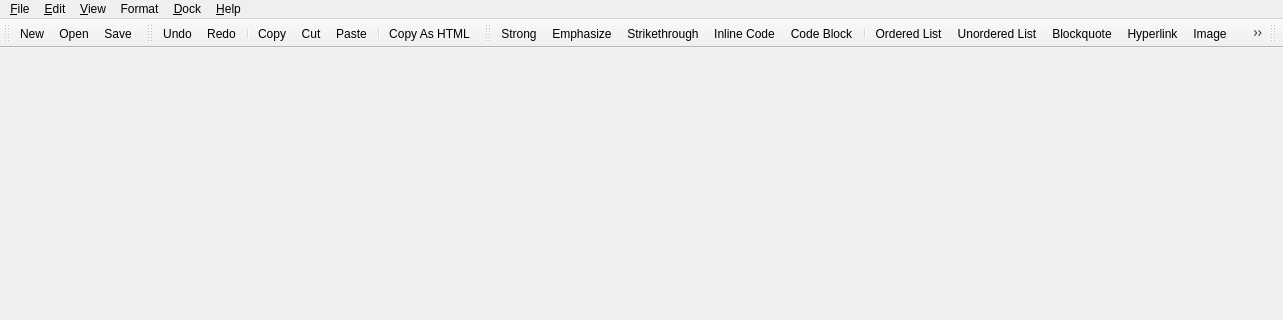
Before: the Qt Designer form client/mainwindow.ui in missdeer/KarenMeu, drawn with Qt 5; both pictures show x 0 to 1283 and y 0 to 320 of the 1283 by 671 pixel window.
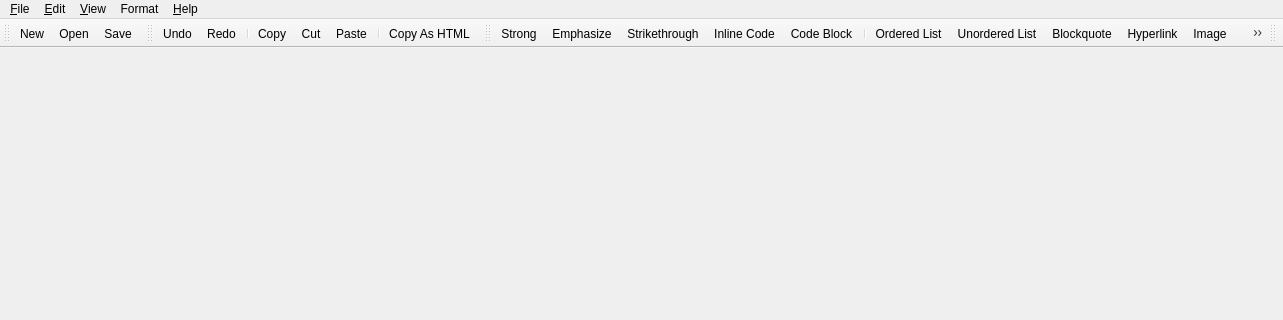
After: the same form once the commit is applied. Icons and pictures are not drawn.

```diff
--- a/client/mainwindow.ui
+++ b/client/mainwindow.ui
@@ -112,16 +112,10 @@
      <string>&amp;View</string>
     </property>
    </widget>
-   <widget class="QMenu" name="menuDock">
-    <property name="title">
-     <string>&amp;Dock</string>
-    </property>
-   </widget>
    <addaction name="menuFile"/>
    <addaction name="menuEdit"/>
    <addaction name="menuView"/>
    <addaction name="menuFormat"/>
-   <addaction name="menuDock"/>
    <addaction name="menuHelp"/>
   </widget>
   <widget class="QToolBar" name="fileToolbar">
```
Left out of the diff: 2 changed lines with no effect on the pictures.
